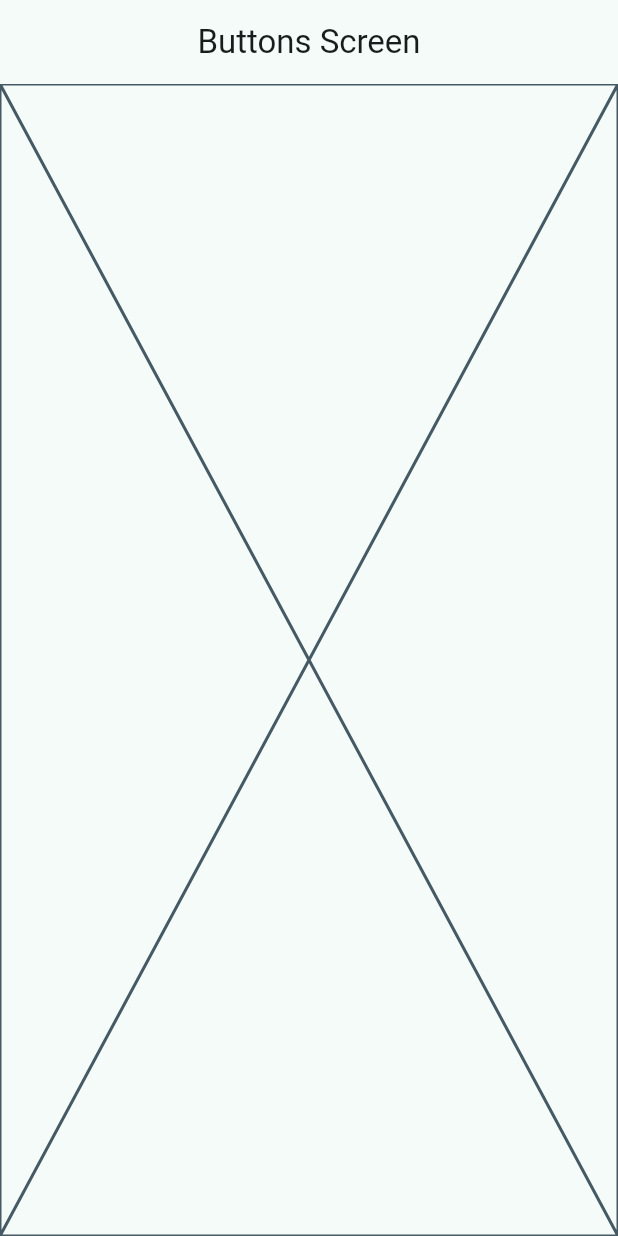
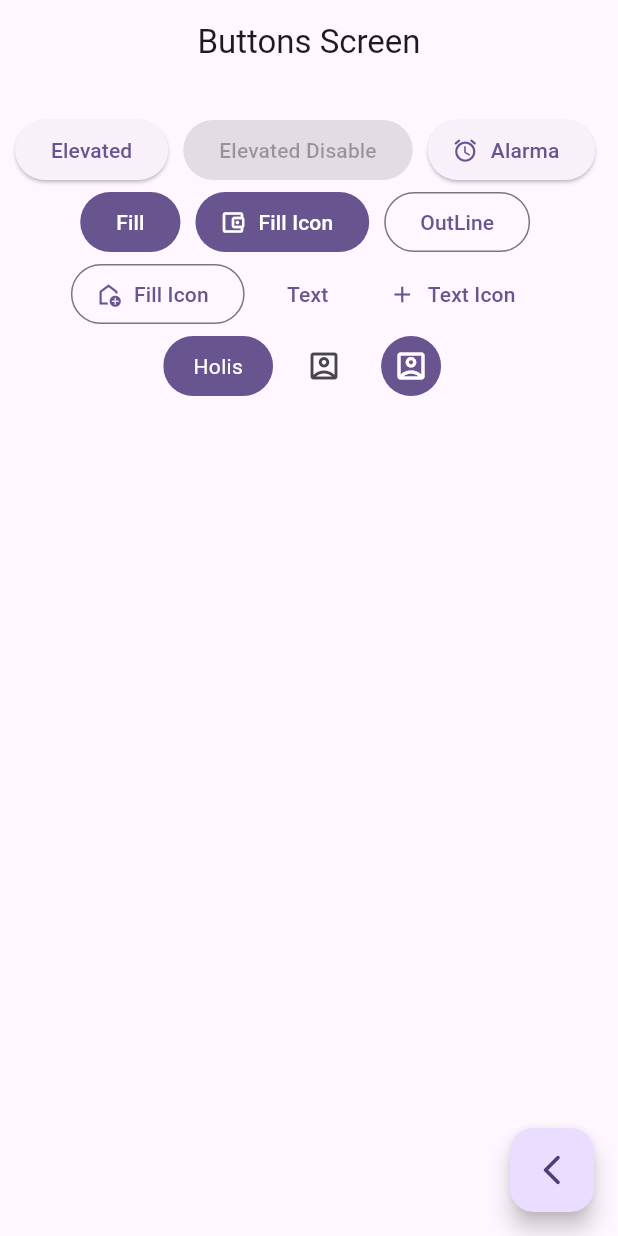
Before and after one commit to pnavarro26/Flutter-Bases, a Flutter app: the ButtonsScreen screen opened by its route, on a phone screen of 412 x 824 dp. Run offline on Flutter 3.47's test engine with Material 3 defaults, Android fonts, the phone set to English and light mode, and no system bars; our stand-ins replace go_router.

Commit message:
buttons view

```diff
--- a/lib/main.dart
+++ b/lib/main.dart
@@ -15,7 +15,7 @@ class MainApp extends StatelessWidget {
       routerConfig: appRouter,
       debugShowCheckedModeBanner: false,
       theme: AppTheme(
-        selectedColor: 1,
+        selectedColor: 5,
       ).getTheme(), // configurar los colores para la app
       //home: HomeScreen(),
       // routes: {
--- a/lib/presentation/screens/buttons/buttons_screen.dart
+++ b/lib/presentation/screens/buttons/buttons_screen.dart
@@ -1,4 +1,5 @@
 import 'package:flutter/material.dart';
+import 'package:go_router/go_router.dart';
 
 class ButtonsScreen extends StatelessWidget {
   static const name = 'buttons_screen';
@@ -8,7 +9,98 @@ class ButtonsScreen extends StatelessWidget {
   Widget build(BuildContext context) {
     return Scaffold(
       appBar: AppBar(title: Text('Buttons Screen')),
-      body: const Placeholder(),
+      body: _ButtonsView(),
+      floatingActionButton: FloatingActionButton(
+        child: Icon(Icons.arrow_back_ios_new_rounded),
+        onPressed: () {
+          context.pop();
+        },
+      ),
     );
   }
 }
+
+class _ButtonsView extends StatelessWidget {
+  const _ButtonsView();
+
+  @override
+  Widget build(BuildContext context) {
+    final colors = Theme.of(context).colorScheme;
+
+    return Padding(
+      padding: const EdgeInsets.symmetric(horizontal: 10, vertical: 20),
+      child: Wrap(
+        spacing: 10,
+        crossAxisAlignment: WrapCrossAlignment.center,
+        alignment: WrapAlignment.center,
+        children: [
+          ElevatedButton(onPressed: () {}, child: const Text('Elevated')),
+          ElevatedButton(
+            onPressed: null,
+            child: const Text('Elevated Disable'),
+          ),
+          ElevatedButton.icon(
+            onPressed: () {},
+            icon: const Icon(Icons.access_alarms_rounded),
+            label: Text('Alarma'),
+          ),
+          FilledButton(onPressed: () {}, child: const Text('Fill')),
+          FilledButton.icon(
+            onPressed: () {},
+            icon: Icon(Icons.account_balance_wallet_outlined),
+            label: Text('Fill Icon'),
+          ),
+          OutlinedButton(onPressed: () {}, child: const Text('OutLine')),
+          OutlinedButton.icon(
+            onPressed: () {},
+            icon: Icon(Icons.add_home_outlined),
+            label: Text('Fill Icon'),
+          ),
+          TextButton(onPressed: () {}, child: const Text('Text')),
+          TextButton.icon(
+            onPressed: () {},
+            icon: Icon(Icons.add_sharp),
+            label: Text('Text Icon'),
+          ),
+
+          const CustomButton(),
+
+          IconButton(
+            onPressed: () {},
+            icon: const Icon(Icons.account_box_outlined),
+          ),
+          IconButton(
+            onPressed: () {},
+            icon: const Icon(Icons.account_box_outlined),
+            style: ButtonStyle(
+              backgroundColor: WidgetStateProperty.all(colors.primary),
+              iconColor: WidgetStateProperty.all(Colors.white),
+            ),
+          ),
+        ],
+      ),
+    );
+  }
+}
+
+class CustomButton extends StatelessWidget {
+  const CustomButton({super.key});
+
+  @override
+  Widget build(BuildContext context) {
+    final colors = Theme.of(context).colorScheme;
+    return ClipRRect(
+      borderRadius: BorderRadius.circular(20),
+      child: Material(
+        color: colors.primary,
+        child: InkWell(
+          onTap: () {},
+          child: Padding(
+            padding: const EdgeInsets.symmetric(horizontal: 20, vertical: 10),
+            child: Text('Holis', style: TextStyle(color: Colors.white)),
+          ),
+        ),
+      ),
+    );
+  }
+}
```
